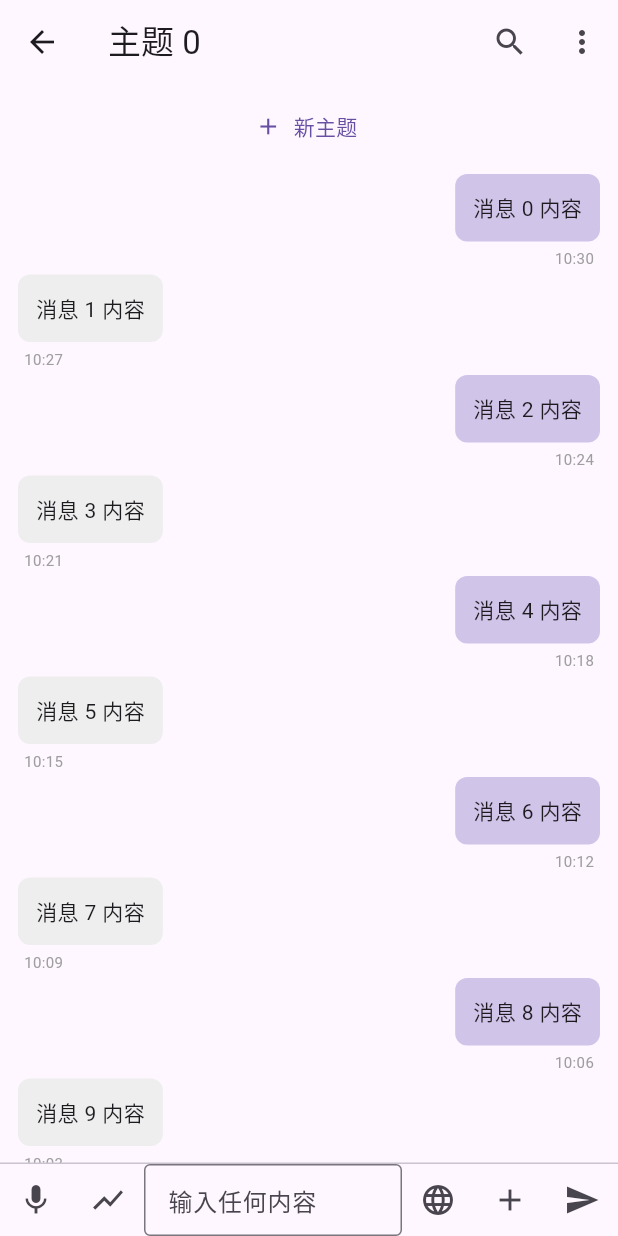
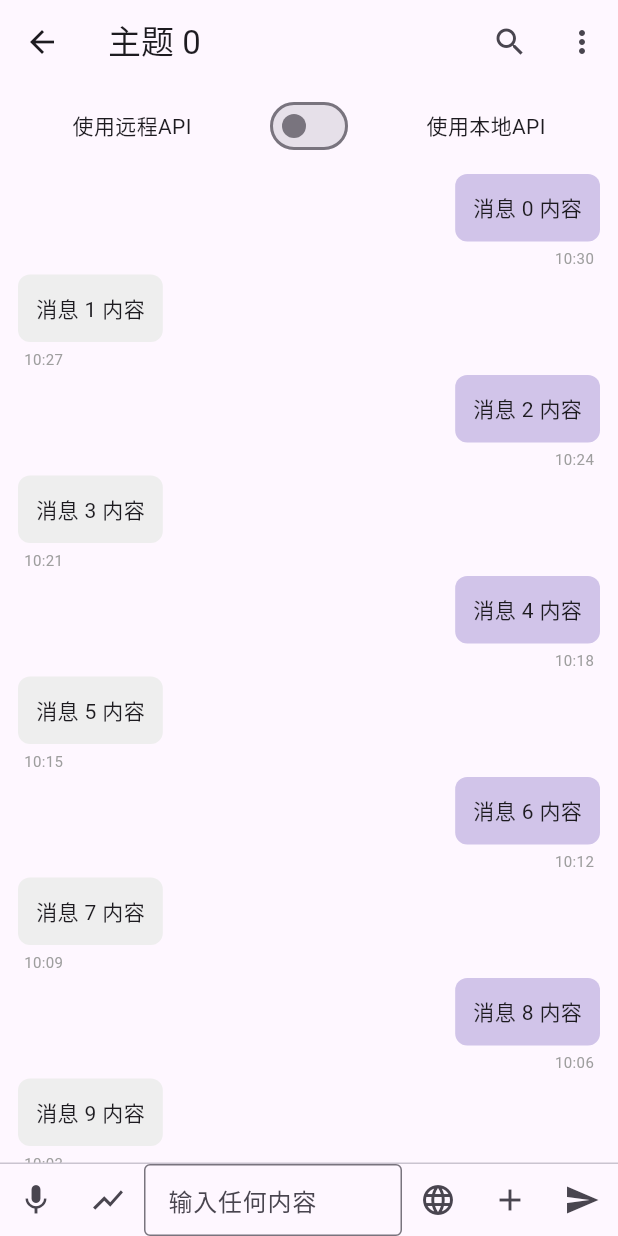
Before and after one commit to LeeTheOne/flutter_riverpod_demo, a Flutter app: the screen it shows after launch, after a tap on an icon or button, on a phone screen of 412 x 824 dp. Run offline on Flutter 3.47's test engine with Material 3 defaults, Android fonts, the phone set to English and light mode, and no system bars; our stand-ins replace flutter_riverpod, go_router.

```diff
--- /dev/null
+++ b/lib/features/feature_topic/domain/services/local_translate_service.dart
@@ -0,0 +1,9 @@
+import '../models/chat_message.dart';
+
+class LocalTranslateService {
+  Future<String> translate(String text) async {
+    // 模拟本地翻译API的延迟
+    await Future.delayed(const Duration(milliseconds: 300));
+    return '【本地翻译】$text';
+  }
+}
--- /dev/null
+++ b/lib/features/feature_topic/domain/services/remote_translate_service.dart
@@ -0,0 +1,9 @@
+import '../models/chat_message.dart';
+
+class RemoteTranslateService {
+  Future<String> translate(String text) async {
+    // 模拟远程翻译API的延迟
+    await Future.delayed(const Duration(milliseconds: 800));
+    return '【远程翻译】$text';
+  }
+}
--- a/lib/features/feature_topic/ui/providers/chat_provider.dart
+++ b/lib/features/feature_topic/ui/providers/chat_provider.dart
@@ -4,7 +4,7 @@ import 'dart:async';
 import 'package:flutter_riverpod/flutter_riverpod.dart';
 
 import '../../domain/models/chat_message.dart';
-import 'providers_setup.dart'; // 导出 chatHistoryUseCaseProvider & chatRepositoryProvider & translateUserMsgUsecaseProvider
+import 'providers_setup.dart'; // 导出 chatHistoryUseCaseProvider & chatRepositoryProvider & translateUserMsgUsecaseProvider & useRemoteApiProvider & localTranslateServiceProvider & remoteTranslateServiceProvider
 
 /// 按 topicId 区分不同会话的 Provider
 final chatProvider = StateNotifierProvider.family<
--- a/lib/features/feature_topic/ui/screens/topic_detail_screen.dart
+++ b/lib/features/feature_topic/ui/screens/topic_detail_screen.dart
@@ -63,10 +63,18 @@ class _TopicDetailScreenState extends ConsumerState<TopicDetailScreen> {
         children: [
           Padding(
             padding: const EdgeInsets.symmetric(vertical: 4),
-            child: TextButton.icon(
-              icon: const Icon(Icons.add),
-              label: const Text('新主题'),
-              onPressed: () {},
+            child: Row(
+              mainAxisAlignment: MainAxisAlignment.spaceEvenly,
+              children: [
+                const Text('使用远程API'),
+                Switch(
+                  value: ref.watch(useRemoteApiProvider),
+                  onChanged: (value) {
+                    ref.read(useRemoteApiProvider.notifier).state = value;
+                  },
+                ),
+                const Text('使用本地API'),
+              ],
             ),
           ),
           Expanded(
```
Also changed, not shown: lib/features/feature_topic/domain/usecases/translate_user_msg_usecase.dart (+21 -3 lines), lib/features/feature_topic/ui/providers/providers_setup.dart (+17 -1 lines).
